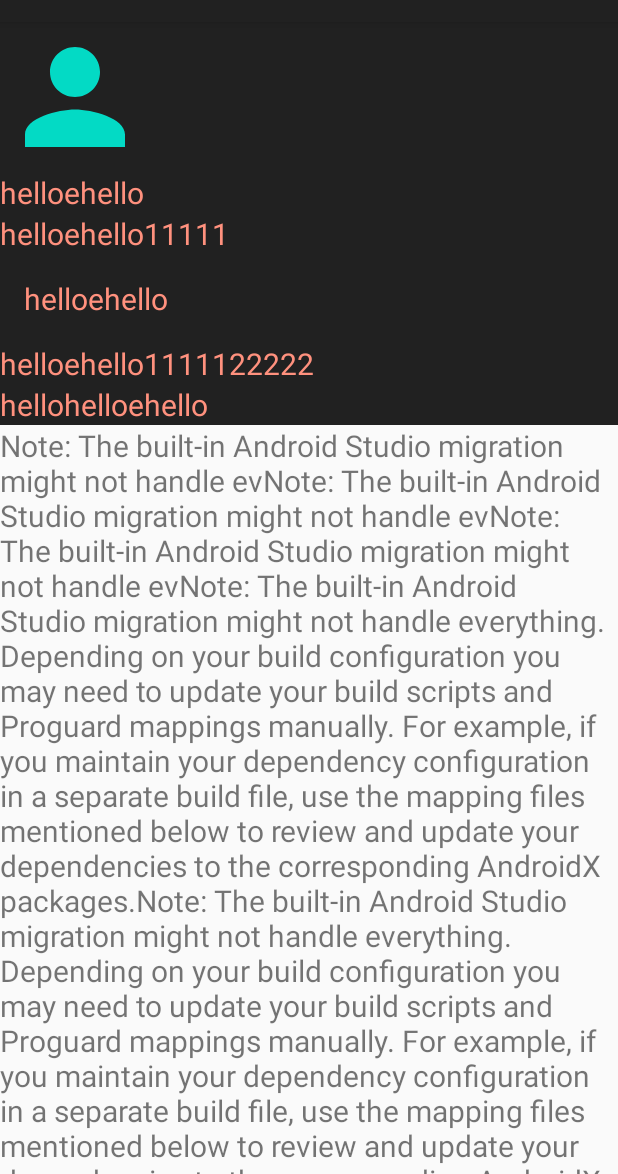
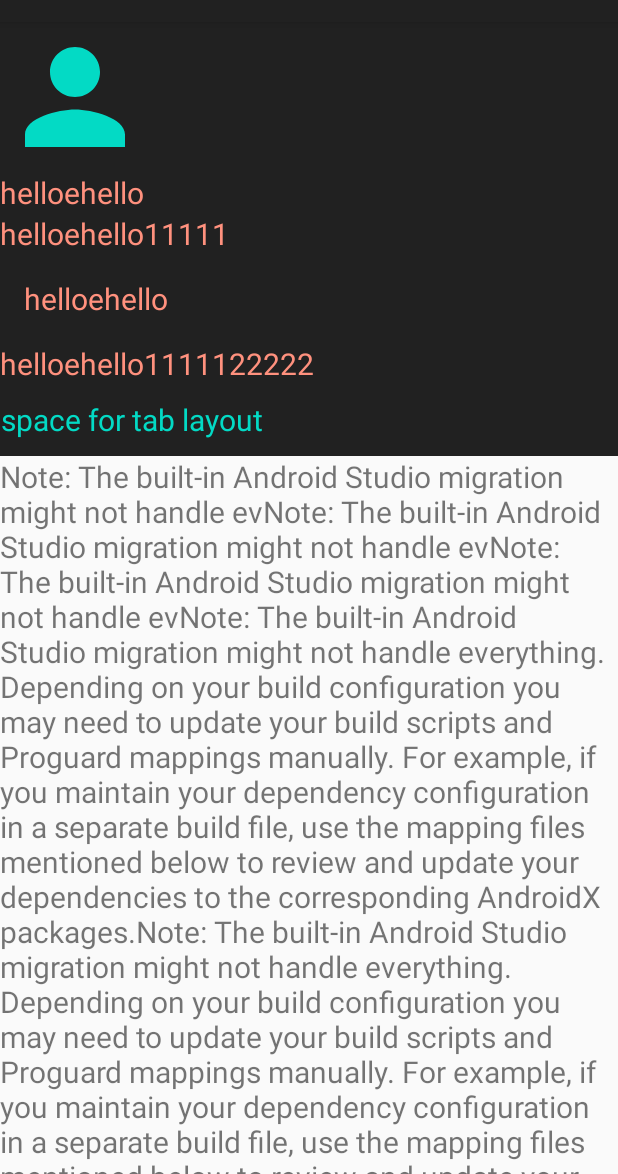
Before and after one commit to shivamvk/Bareilly, an Android app: the fragment ProfileFragment shown on its own in the app's theme, on a phone screen of 412 x 824 dp, the part 62-1236 px from its top. Run offline under Robolectric (Android 15) with nearby library versions, the phone set to English and light mode, and no system bars.

Commit message:
changes in profile ui

```diff
--- a/app/src/main/java/io/shivamvk/bareilly/fragments/ProfileFragment.kt
+++ b/app/src/main/java/io/shivamvk/bareilly/fragments/ProfileFragment.kt
@@ -45,11 +45,9 @@ class ProfileFragment : Fragment() {
                 }
                 if (scrollRange + verticalOffset == 0) {
                     collapsingToolbarLayout.title = "Title"
-                    collapsingToolbarLayout.contentScrim = resources.getDrawable(R.color.colorPrimary)
-                    collapsingToolbarLayout.setScrimsShown(true,false)
                     isShow = true
-                } else if (isShow) {
-                    collapsingToolbarLayout.title = ""
+                } else {
+                    collapsingToolbarLayout.title = " "
                     isShow = false
                 }
             }
--- a/app/src/main/res/layout/fragment_profile.xml
+++ b/app/src/main/res/layout/fragment_profile.xml
@@ -14,6 +14,8 @@
         android:id="@+id/app_bar">
 
         <com.google.android.material.appbar.CollapsingToolbarLayout
+            app:contentScrim="@color/colorPink"
+            app:scrimVisibleHeightTrigger="57dp"
             app:layout_scrollFlags="scroll|exitUntilCollapsed"
             android:id="@+id/collapsingToolbarLayout"
             android:layout_width="match_parent"
@@ -75,11 +77,12 @@
         </com.google.android.material.appbar.CollapsingToolbarLayout>
 
         <TextView
+            android:gravity="center"
             android:textSize="20sp"
-            android:textColor="@color/colorPink"
-            android:text="hellohelloehello"
+            android:textColor="@color/colorAccent"
+            android:text="space for tab layout"
             android:layout_width="wrap_content"
-            android:layout_height="wrap_content"/>
+            android:layout_height="48dp"/>
 
     </com.google.android.material.appbar.AppBarLayout>
 
```
